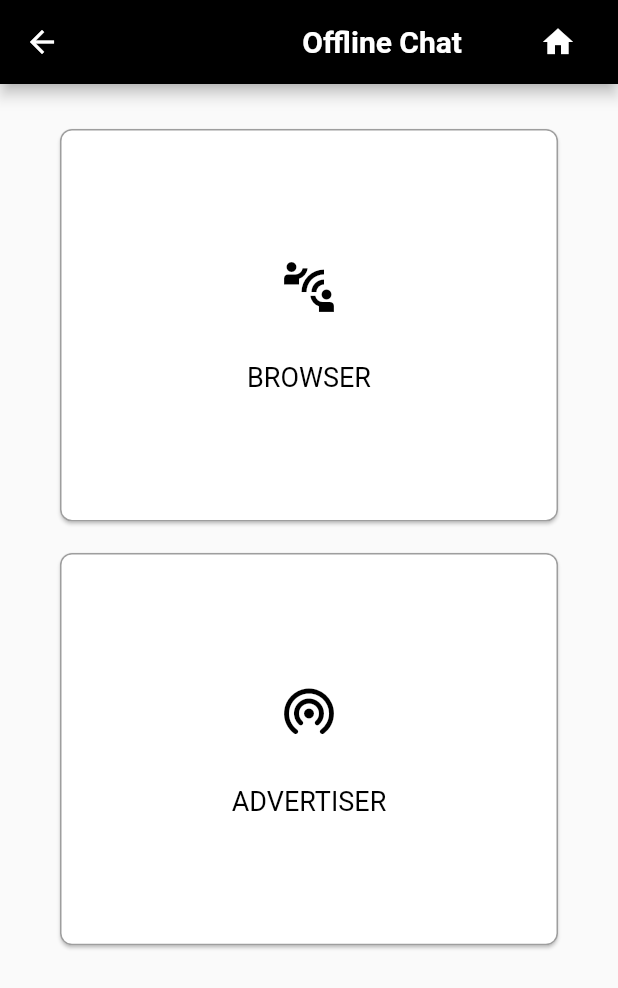
After one commit to BachENSIM/iZiBadge, a Flutter app: the Home screen opened directly, on a phone screen of 412 x 824 dp. The commit adds this screen. Shown: the top 988 px of the screen. Run offline on Flutter 3.47's test engine with Material 2 defaults, Android fonts, the phone set to English and light mode, and no system bars; our stand-ins replace cloud_firestore, device_info, firebase_auth, firebase_core, getwidget, qr_flutter; missing offline and left inert: flutter_nearby_connections, qr_code_scanner; accounts and stored records are empty.

Commit message:
test1_connection_communication

```diff
--- a/lib/components/item_list_test.dart
+++ b/lib/components/item_list_test.dart
@@ -13,6 +13,8 @@ import 'package:izibagde/screens/edit_group_screen.dart';
 import 'package:izibagde/screens/edit_listUser_screen.dart';
 import 'package:izibagde/screens/qrcode_screen.dart';
 import 'package:izibagde/screens/scanner_screen.dart';
+
+import '../screens/ScanTypeScreen.dart';
 
 class ItemListTest extends StatefulWidget {
   @override
@@ -528,7 +530,7 @@ class _ItemListTestState extends State<ItemListTest> {
                       onPressed: () {
                         Navigator.of(context).push(
                           MaterialPageRoute(
-                            builder: (context) => ScannerScreen(
+                            builder: (context) => ScanTypeScreen(
                               documentId: docID,
                             ),
                           ),
--- /dev/null
+++ b/lib/services/home.dart
@@ -0,0 +1,103 @@
+// ignore_for_file: public_member_api_docs, sort_constructors_first
+import 'package:flutter/cupertino.dart';
+import 'package:flutter/material.dart';
+
+class Home extends StatelessWidget {
+  final List<MenuData> menu = [
+    MenuData(icon:Icons.connect_without_contact, title:"BROWSER",
+    ),
+    MenuData(icon:Icons.wifi_tethering_rounded,title: "ADVERTISER",
+    ),
+  ];
+  @override
+  Widget build(BuildContext context) {
+    return Scaffold(
+      appBar: AppBar(
+
+        backgroundColor: Colors.black,
+        foregroundColor: Colors.white,
+        centerTitle: true,
+        title: Row(
+          textDirection: TextDirection.rtl,
+          children: [
+            IconButton(
+                icon: new Icon(Icons.home),
+                color: Colors.white,
+                onPressed: () => { }),
+            SizedBox(width: 40),
+            Text("Offline Chat" ,
+                style: TextStyle(
+                    color: Colors.white,
+                    //fontSize: 15,
+                    fontWeight: FontWeight.bold)),
+          ],
+        ),
+      ),
+      body: Column(
+        children: [
+          GridView.builder(
+
+            padding: EdgeInsets.symmetric(horizontal: 30.0,vertical: 20),
+            shrinkWrap: true,
+            physics: BouncingScrollPhysics(),
+            itemCount: menu.length,
+
+            gridDelegate: SliverGridDelegateWithFixedCrossAxisCount(
+                childAspectRatio: 1.25,
+                crossAxisCount: 1,
+                crossAxisSpacing: 0.5,
+                mainAxisSpacing: 1.0),
+            itemBuilder: (BuildContext context, int index) {
+              return Card(
+
+                margin: EdgeInsets.all(10.0),
+                //color: kPrimaryColor,
+                shape: RoundedRectangleBorder(
+                  borderRadius: BorderRadius.circular(8.0),
+                  side: BorderSide(color: Colors.grey),
+                ),
+                child: InkWell(
+
+                  onTap: () => Navigator.pushNamed(context, menu[index].title.toLowerCase()),
+                  child: Column(
+
+                    mainAxisAlignment: MainAxisAlignment.center,
+                    crossAxisAlignment: CrossAxisAlignment.center,
+                    children: <Widget>[
+                      Icon(
+                        menu[index].icon,
+                        size: 40,
+                        color: Colors.black,
+                      ),
+                      SizedBox(height: 30),
+                      Text(
+                        menu[index].title == "BROWSER" ? "BROWSER": "ADVERTISER",
+                        textAlign: TextAlign.center,
+                        style:
+                        TextStyle(fontSize: 18, color: Colors.black),
+                      ),
+                    ],
+                  ),
+                ),
+
+              );
+            },
+          ),
+
+        ],
+      ),
+    );
+  }
+
+}
+
+class MenuData {
+  late IconData icon;
+  late String title;
+  MenuData({
+    required this.icon,
+    required this.title,
+  });
+
+}
+//
--- a/pubspec.yaml
+++ b/pubspec.yaml
@@ -54,7 +54,10 @@ dependencies:
   ##Stikyheader => dont use
   grouped_list: ^4.2.0
   sticky_headers: "0.2.0"
-
+  ##blue
+  flutter_styled_toast: ^2.1.3
+  flutter_nearby_connections: ^1.1.1
+  device_info: ^2.0.3
 
 
 
```
Also changed, not shown: lib/services/chat.dart (added, +186 -0 lines), lib/services/devices.dart (added, +347 -0 lines), pubspec.lock, 4 other files.
